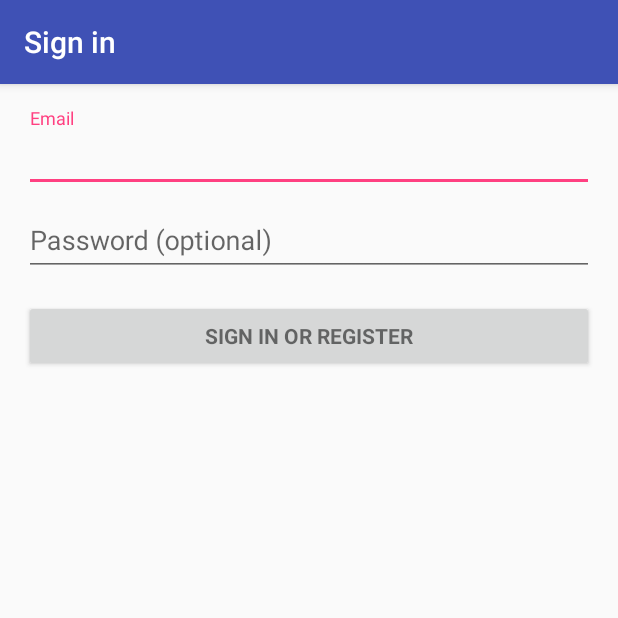
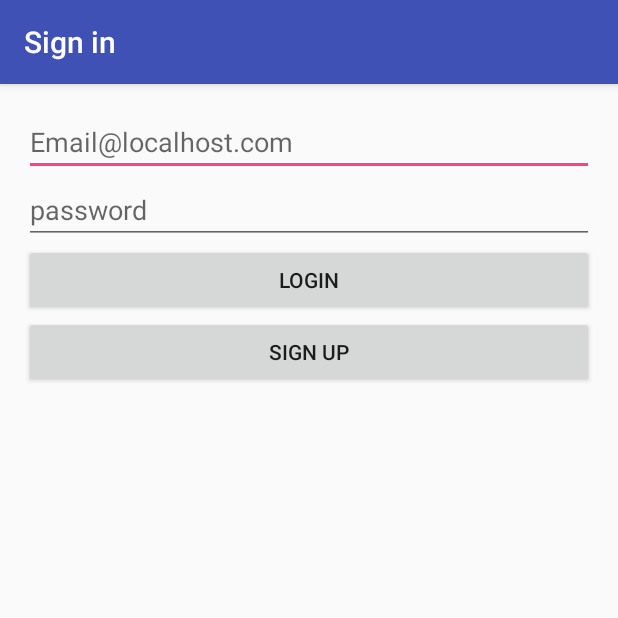
Before and after one commit to usas0s/embeded, an Android app: the screen it shows after launch (login), after a tap on "LOGIN", on a phone screen of 412 x 824 dp, the top half of it. Run offline under Robolectric (Android 15) with nearby library versions, the phone set to English and light mode, and no system bars.

Commit message:
login Activity prototype

```diff
--- a/app/src/main/java/com/example/mju/embeded/MainActivity.java
+++ b/app/src/main/java/com/example/mju/embeded/MainActivity.java
@@ -21,7 +21,7 @@ public class MainActivity extends AppCompatActivity {
     }
 
     public void onCilckLogin(View view) {
-        Intent login_intent = new Intent(this, login.class);
-        startActivity(login_intent);
+        Intent login = new Intent(this, login.class);
+        startActivity(login);
     }
 }
--- a/app/src/main/java/com/example/mju/embeded/login.java
+++ b/app/src/main/java/com/example/mju/embeded/login.java
@@ -1,349 +1,46 @@
 package com.example.mju.embeded;
 
-import android.animation.Animator;
-import android.animation.AnimatorListenerAdapter;
-import android.annotation.TargetApi;
-import android.content.pm.PackageManager;
-import android.support.annotation.NonNull;
-import android.support.design.widget.Snackbar;
+import android.content.Intent;
 import android.support.v7.app.AppCompatActivity;
-import android.app.LoaderManager.LoaderCallbacks;
+import android.os.Bundle;
+import android.view.View;
+import android.widget.EditText;
+import android.widget.Toast;
 
-import android.content.CursorLoader;
-import android.content.Loader;
-import android.database.Cursor;
-import android.net.Uri;
-import android.os.AsyncTask;
 
-import android.os.Build;
-import android.os.Bundle;
-import android.provider.ContactsContract;
-import android.text.TextUtils;
-import android.view.KeyEvent;
-import android.view.View;
-import android.view.View.OnClickListener;
-import android.view.inputmethod.EditorInfo;
-import android.widget.ArrayAdapter;
-import android.widget.AutoCompleteTextView;
-import android.widget.Button;
-import android.widget.EditText;
-import android.widget.TextView;
+public class login extends AppCompatActivity {
 
-import java.util.ArrayList;
-import java.util.List;
-
-import static android.Manifest.permission.READ_CONTACTS;
-
-/**
- * A login screen that offers login via email/password.
- */
-public class login extends AppCompatActivity implements LoaderCallbacks<Cursor> {
-
-    /**
-     * Id to identity READ_CONTACTS permission request.
-     */
-    private static final int REQUEST_READ_CONTACTS = 0;
-
-    /**
-     * A dummy authentication store containing known user names and passwords.
-     * TODO: remove after connecting to a real authentication system.
-     */
-    private static final String[] DUMMY_CREDENTIALS = new String[]{
-            "foo@example.com:hello", "bar@example.com:world"
-    };
-    /**
-     * Keep track of the login task to ensure we can cancel it if requested.
-     */
-    private UserLoginTask mAuthTask = null;
-
-    // UI references.
-    private AutoCompleteTextView mEmailView;
-    private EditText mPasswordView;
-    private View mProgressView;
-    private View mLoginFormView;
+    public final static String ID ="hello";
+    public final static String PASSWORD ="1234";
 
     @Override
     protected void onCreate(Bundle savedInstanceState) {
         super.onCreate(savedInstanceState);
         setContentView(R.layout.activity_login);
-        // Set up the login form.
-        mEmailView = (AutoCompleteTextView) findViewById(R.id.email);
-        populateAutoComplete();
-
-        mPasswordView = (EditText) findViewById(R.id.password);
-        mPasswordView.setOnEditorActionListener(new TextView.OnEditorActionListener() {
-            @Override
-            public boolean onEditorAction(TextView textView, int id, KeyEvent keyEvent) {
-                if (id == R.id.login || id == EditorInfo.IME_NULL) {
-                    attemptLogin();
-                    return true;
-                }
-                return false;
-            }
-        });
-
-        Button mEmailSignInButton = (Button) findViewById(R.id.email_sign_in_button);
-        mEmailSignInButton.setOnClickListener(new OnClickListener() {
-            @Override
-            public void onClick(View view) {
-                attemptLogin();
-            }
-        });
-
-        mLoginFormView = findViewById(R.id.login_form);
-        mProgressView = findViewById(R.id.login_progress);
     }
 
-    private void populateAutoComplete() {
-        if (!mayRequestContacts()) {
-            return;
-        }
-
-        getLoaderManager().initLoader(0, null, this);
+    public void login(String id, String password){
+        Toast toast2 = Toast.makeText(this, id+"님 환영합니다.", Toast.LENGTH_SHORT);
+        toast2.show();
     }
 
-    private boolean mayRequestContacts() {
-        if (Build.VERSION.SDK_INT < Build.VERSION_CODES.M) {
-            return true;
-        }
-        if (checkSelfPermission(READ_CONTACTS) == PackageManager.PERMISSION_GRANTED) {
-            return true;
-        }
-        if (shouldShowRequestPermissionRationale(READ_CONTACTS)) {
-            Snackbar.make(mEmailView, R.string.permission_rationale, Snackbar.LENGTH_INDEFINITE)
-                    .setAction(android.R.string.ok, new View.OnClickListener() {
-                        @Override
-                        @TargetApi(Build.VERSION_CODES.M)
-                        public void onClick(View v) {
-                            requestPermissions(new String[]{READ_CONTACTS}, REQUEST_READ_CONTACTS);
-                        }
-                    });
-        } else {
-            requestPermissions(new String[]{READ_CONTACTS}, REQUEST_READ_CONTACTS);
-        }
-        return false;
-    }
+        //로그인 ID, 비밀번호가 일치하는지 확인하는 메소드.
+    public void onCilckLogin(View view) {
+        String id;
+        String password;
+        EditText _id =(EditText)findViewById(R.id.login_ID);
+        EditText _password =(EditText)findViewById(R.id.login_PASS);
 
-    /**
-     * Callback received when a permissions request has been completed.
-     */
-    @Override
-    public void onRequestPermissionsResult(int requestCode, @NonNull String[] permissions,
-                                           @NonNull int[] grantResults) {
-        if (requestCode == REQUEST_READ_CONTACTS) {
-            if (grantResults.length == 1 && grantResults[0] == PackageManager.PERMISSION_GRANTED) {
-                populateAutoComplete();
+        id = _id.getText().toString();
+        password = _password.getText().toString();
+
+        if(id.equals(ID)){
+            if (password.equals(PASSWORD)){
+                login(id, password);
+                return;
             }
         }
-    }
-
-
-    /**
-     * Attempts to sign in or register the account specified by the login form.
-     * If there are form errors (invalid email, missing fields, etc.), the
-     * errors are presented and no actual login attempt is made.
-     */
-    private void attemptLogin() {
-        if (mAuthTask != null) {
-            return;
-        }
-
-        // Reset errors.
-        mEmailView.setError(null);
-        mPasswordView.setError(null);
-
-        // Store values at the time of the login attempt.
-        String email = mEmailView.getText().toString();
-        String password = mPasswordView.getText().toString();
-
-        boolean cancel = false;
-        View focusView = null;
-
-        // Check for a valid password, if the user entered one.
-        if (!TextUtils.isEmpty(password) && !isPasswordValid(password)) {
-            mPasswordView.setError(getString(R.string.error_invalid_password));
-            focusView = mPasswordView;
-            cancel = true;
-        }
-
-        // Check for a valid email address.
-        if (TextUtils.isEmpty(email)) {
-            mEmailView.setError(getString(R.string.error_field_required));
-            focusView = mEmailView;
-            cancel = true;
-        } else if (!isEmailValid(email)) {
-            mEmailView.setError(getString(R.string.error_invalid_email));
-            focusView = mEmailView;
-            cancel = true;
-        }
-
-        if (cancel) {
-            // There was an error; don't attempt login and focus the first
-            // form field with an error.
-            focusView.requestFocus();
-        } else {
-            // Show a progress spinner, and kick off a background task to
-            // perform the user login attempt.
-            showProgress(true);
-            mAuthTask = new UserLoginTask(email, password);
-            mAuthTask.execute((Void) null);
-        }
-    }
-
-    private boolean isEmailValid(String email) {
-        //TODO: Replace this with your own logic
-        return email.contains("@");
-    }
-
-    private boolean isPasswordValid(String password) {
-        //TODO: Replace this with your own logic
-        return password.length() > 4;
-    }
-
-    /**
-     * Shows the progress UI and hides the login form.
-     */
-    @TargetApi(Build.VERSION_CODES.HONEYCOMB_MR2)
-    private void showProgress(final boolean show) {
-        // On Honeycomb MR2 we have the ViewPropertyAnimator APIs, which allow
-        // for very easy animations. If available, use these APIs to fade-in
-        // the progress spinner.
-        if (Build.VERSION.SDK_INT >= Build.VERSION_CODES.HONEYCOMB_MR2) {
-            int shortAnimTime = getResources().getInteger(android.R.integer.config_shortAnimTime);
-
-            mLoginFormView.setVisibility(show ? View.GONE : View.VISIBLE);
-            mLoginFormView.animate().setDuration(shortAnimTime).alpha(
-                    show ? 0 : 1).setListener(new AnimatorListenerAdapter() {
-                @Override
-                public void onAnimationEnd(Animator animation) {
-                    mLoginFormView.setVisibility(show ? View.GONE : View.VISIBLE);
-                }
-            });
-
-            mProgressView.setVisibility(show ? View.VISIBLE : View.GONE);
-            mProgressView.animate().setDuration(shortAnimTime).alpha(
-                    show ? 1 : 0).setListener(new AnimatorListenerAdapter() {
-                @Override
-                public void onAnimationEnd(Animator animation) {
-                    mProgressView.setVisibility(show ? View.VISIBLE : View.GONE);
-                }
-            });
-        } else {
-            // The ViewPropertyAnimator APIs are not available, so simply show
-            // and hide the relevant UI components.
-            mProgressView.setVisibility(show ? View.VISIBLE : View.GONE);
-            mLoginFormView.setVisibility(show ? View.GONE : View.VISIBLE);
-        }
-    }
-
-    @Override
-    public Loader<Cursor> onCreateLoader(int i, Bundle bundle) {
-        return new CursorLoader(this,
-                // Retrieve data rows for the device user's 'profile' contact.
-                Uri.withAppendedPath(ContactsContract.Profile.CONTENT_URI,
-                        ContactsContract.Contacts.Data.CONTENT_DIRECTORY), ProfileQuery.PROJECTION,
-
-                // Select only email addresses.
-                ContactsContract.Contacts.Data.MIMETYPE +
-                        " = ?", new String[]{ContactsContract.CommonDataKinds.Email
-                .CONTENT_ITEM_TYPE},
-
-                // Show primary email addresses first. Note that there won't be
-                // a primary email address if the user hasn't specified one.
-                ContactsContract.Contacts.Data.IS_PRIMARY + " DESC");
-    }
-
-    @Override
-    public void onLoadFinished(Loader<Cursor> cursorLoader, Cursor cursor) {
-        List<String> emails = new ArrayList<>();
-        cursor.moveToFirst();
-        while (!cursor.isAfterLast()) {
-            emails.add(cursor.getString(ProfileQuery.ADDRESS));
-            cursor.moveToNext();
-        }
-
-        addEmailsToAutoComplete(emails);
-    }
-
-    @Override
-    public void onLoaderReset(Loader<Cursor> cursorLoader) {
-
-    }
-
-    private void addEmailsToAutoComplete(List<String> emailAddressCollection) {
-        //Create adapter to tell the AutoCompleteTextView what to show in its dropdown list.
-        ArrayAdapter<String> adapter =
-                new ArrayAdapter<>(login.this,
-                        android.R.layout.simple_dropdown_item_1line, emailAddressCollection);
-
-        mEmailView.setAdapter(adapter);
-    }
-
-
-    private interface ProfileQuery {
-        String[] PROJECTION = {
-                ContactsContract.CommonDataKinds.Email.ADDRESS,
-                ContactsContract.CommonDataKinds.Email.IS_PRIMARY,
-        };
-
-        int ADDRESS = 0;
-        int IS_PRIMARY = 1;
-    }
-
-    /**
-     * Represents an asynchronous login/registration task used to authenticate
-     * the user.
-     */
-    public class UserLoginTask extends AsyncTask<Void, Void, Boolean> {
-
-        private final String mEmail;
-        private final String mPassword;
-
-        UserLoginTask(String email, String password) {
-            mEmail = email;
-            mPassword = password;
-        }
-
-        @Override
-        protected Boolean doInBackground(Void... params) {
-            // TODO: attempt authentication against a network service.
-
-            try {
-                // Simulate network access.
-                Thread.sleep(2000);
-            } catch (InterruptedException e) {
-                return false;
-            }
-
-            for (String credential : DUMMY_CREDENTIALS) {
-                String[] pieces = credential.split(":");
-                if (pieces[0].equals(mEmail)) {
-                    // Account exists, return true if the password matches.
-                    return pieces[1].equals(mPassword);
-                }
-            }
-
-            // TODO: register the new account here.
-            return true;
-        }
-
-        @Override
-        protected void onPostExecute(final Boolean success) {
-            mAuthTask = null;
-            showProgress(false);
-
-            if (success) {
-                finish();
-            } else {
-                mPasswordView.setError(getString(R.string.error_incorrect_password));
-                mPasswordView.requestFocus();
-            }
-        }
-
-        @Override
-        protected void onCancelled() {
-            mAuthTask = null;
-            showProgress(false);
-        }
+        Toast toast = Toast.makeText(this, "로그인에 실패하였습니다.", Toast.LENGTH_SHORT);
+        toast.show();
     }
 }
--- a/app/src/main/res/layout/activity_login.xml
+++ b/app/src/main/res/layout/activity_login.xml
@@ -11,67 +11,33 @@
     tools:context="com.example.mju.embeded.login">
 
     <!-- Login progress -->
-    <ProgressBar
-        android:id="@+id/login_progress"
-        style="?android:attr/progressBarStyleLarge"
-        android:layout_width="wrap_content"
-        android:layout_height="wrap_content"
-        android:layout_marginBottom="8dp"
-        android:visibility="gone" />
 
-    <ScrollView
-        android:id="@+id/login_form"
-        android:layout_width="match_parent"
-        android:layout_height="match_parent">
-
-        <LinearLayout
-            android:id="@+id/email_login_form"
+    <EditText
         android:layout_width="match_parent"
         android:layout_height="wrap_content"
-            android:orientation="vertical">
+        android:inputType="textEmailAddress"
+        android:ems="10"
+        android:id="@+id/login_ID"
+        android:hint="Email@localhost.com"/>
 
-            <android.support.design.widget.TextInputLayout
-                android:layout_width="match_parent"
-                android:layout_height="wrap_content">
-
-                <AutoCompleteTextView
-                    android:id="@+id/email"
+    <EditText
         android:layout_width="match_parent"
         android:layout_height="wrap_content"
-                    android:hint="@string/prompt_email"
-                    android:inputType="textEmailAddress"
-                    android:maxLines="1"
-                    android:singleLine="true" />
+        android:inputType="textPassword"
+        android:ems="10"
+        android:id="@+id/login_PASS"
+        android:hint="password"/>
 
-            </android.support.design.widget.TextInputLayout>
-
-            <android.support.design.widget.TextInputLayout
-                android:layout_width="match_parent"
-                android:layout_height="wrap_content">
-
-                <EditText
-                    android:id="@+id/password"
+    <Button
+        android:text="LOGIN"
         android:layout_width="match_parent"
         android:layout_height="wrap_content"
-                    android:hint="@string/prompt_password"
-                    android:imeActionId="@+id/login"
-                    android:imeActionLabel="@string/action_sign_in_short"
-                    android:imeOptions="actionUnspecified"
-                    android:inputType="textPassword"
-                    android:maxLines="1"
-                    android:singleLine="true" />
-
-            </android.support.design.widget.TextInputLayout>
+        android:id="@+id/login_DONE"
+        android:onClick="onCilckLogin"/>
 
     <Button
-                android:id="@+id/email_sign_in_button"
-                style="?android:textAppearanceSmall"
+        android:text="SIGN UP"
         android:layout_width="match_parent"
         android:layout_height="wrap_content"
-                android:layout_marginTop="16dp"
-                android:text="@string/action_sign_in"
-                android:textStyle="bold" />
-
+        android:id="@+id/login_SIGN" />
 </LinearLayout>
-    </ScrollView>
-</LinearLayout>
```
Lines whose indentation alone changed are shown as unchanged.
